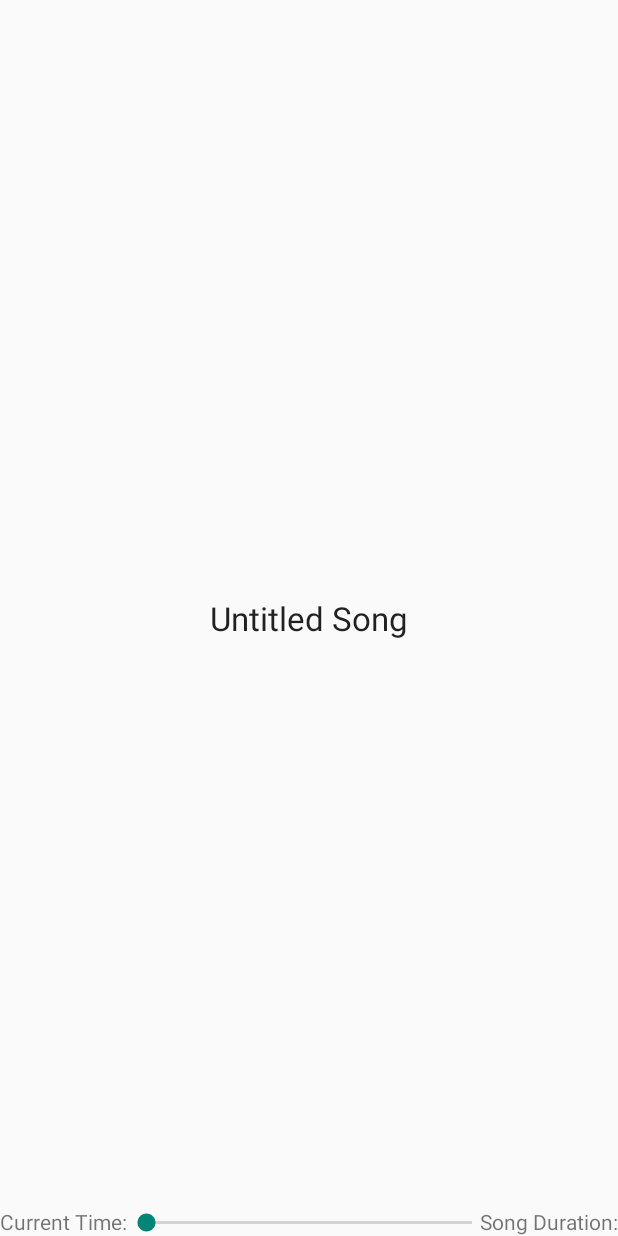
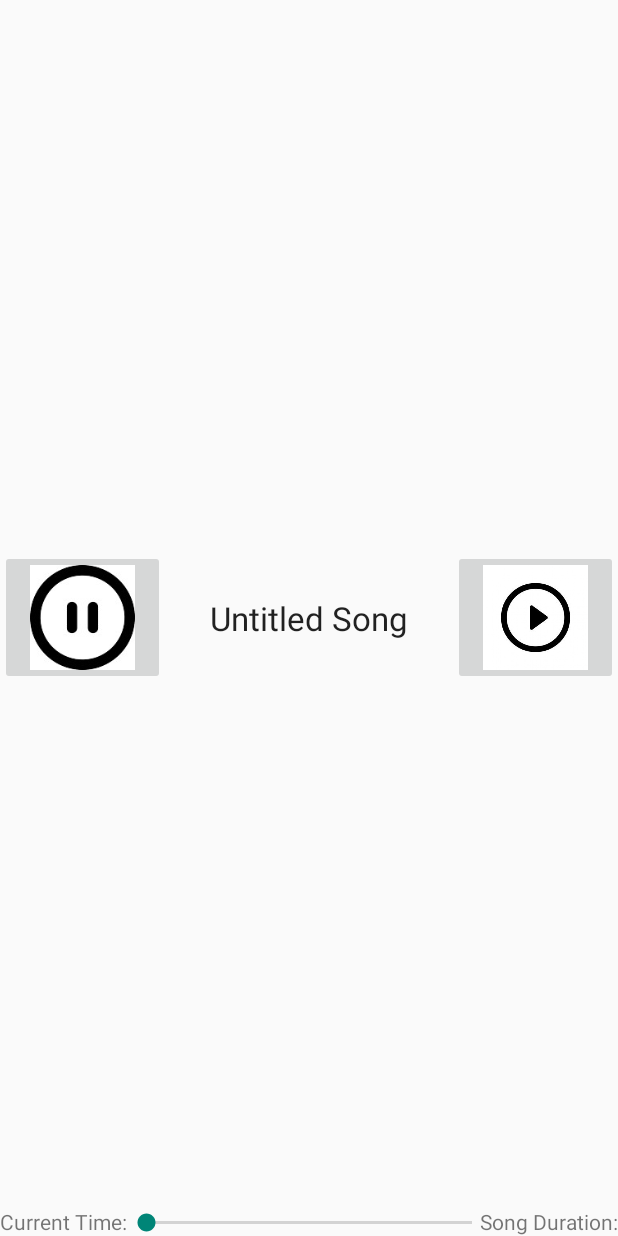
Before and after one commit to andrew749/SpeakerSync, an Android app: the layout player.xml on its own in the app's theme, with its tools: preview values and no code run, on a phone screen of 412 x 824 dp. Run offline under Robolectric (Android 15) with nearby library versions, the phone set to English and light mode, and no system bars.

Commit message:
More player changes

```diff
--- a/app/src/main/res/layout/player.xml
+++ b/app/src/main/res/layout/player.xml
@@ -30,4 +30,21 @@
         android:layout_height="wrap_content"
         android:id="@+id/seekBar"
         android:layout_gravity="center_horizontal|bottom" />
+
+    <ImageButton
+        android:layout_width="110dp"
+        android:layout_height="90dp"
+        android:id="@+id/playButton"
+        android:layout_gravity="right|center_vertical"
+        android:src="@drawable/play_button"
+        android:scaleType="centerInside" />
+
+    <ImageButton
+        android:layout_width="110dp"
+        android:layout_height="90dp"
+        android:id="@+id/pauseButton"
+        android:layout_gravity="left|center_vertical"
+        android:src="@drawable/pause_button"
+        android:scaleType="centerInside" />
+
 </FrameLayout>
```
Also changed, not shown: app/src/main/java/com/andrew749/speakersync/Player.java (+6 -1 lines), app/src/main/res/drawable-hdpi/pause_button.jpg (added), app/src/main/res/drawable-hdpi/play_button.jpg (added).
